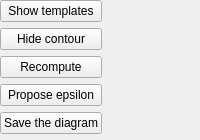
Before: the Qt Designer form src/gui/templates/template_viewer.ui in Isaac-Martinez-Forte/QFTbx, drawn with Qt 5.
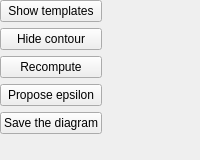
After: the same form once the commit is applied. Custom widgets are drawn as their Qt base class.

Commit message: Note a family that changes its number of unstable poles instead of refusing it

Patch:
```diff
--- a/src/gui/templates/template_viewer.ui
+++ b/src/gui/templates/template_viewer.ui
@@ -57,6 +57,11 @@
        <property name="text"><string>Save the diagram</string></property>
       </widget>
      </item>
+     <item>
+      <widget class="QLabel" name="familyNotice">
+       <property name="wordWrap"><bool>true</bool></property>
+      </widget>
+     </item>
      <item>
       <widget class="QWidget" name="legendHolder" native="true">
        <property name="sizePolicy">
```
The commit also changes 25 other files.
